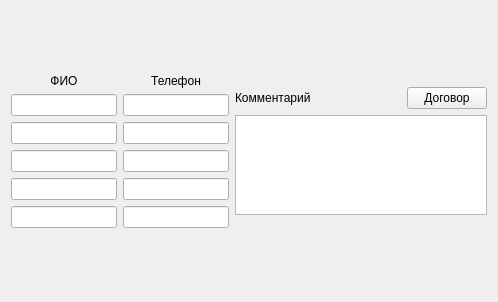
Arox/makler, file src/corewidget/clientheaderalternativewidget.ui: the form before one commit.
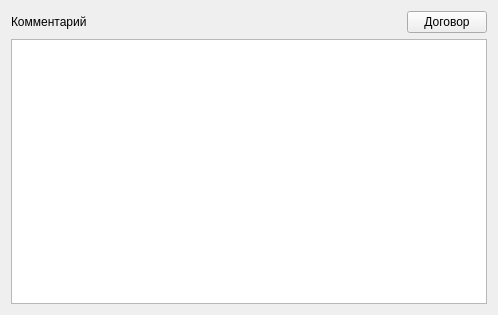
The form after the commit.

```diff
--- a/src/corewidget/clientheaderalternativewidget.ui
+++ b/src/corewidget/clientheaderalternativewidget.ui
@@ -7,11 +7,11 @@
     <x>0</x>
     <y>0</y>
     <width>498</width>
-    <height>302</height>
+    <height>315</height>
    </rect>
   </property>
   <property name="sizePolicy">
-   <sizepolicy hsizetype="Preferred" vsizetype="Fixed">
+   <sizepolicy hsizetype="Preferred" vsizetype="Preferred">
     <horstretch>0</horstretch>
     <verstretch>0</verstretch>
    </sizepolicy>
@@ -19,7 +19,7 @@
   <property name="maximumSize">
    <size>
     <width>16777215</width>
-    <height>315</height>
+    <height>16777215</height>
    </size>
   </property>
   <property name="windowTitle">
@@ -28,149 +28,9 @@
   <layout class="QVBoxLayout" name="verticalLayout_5">
    <item>
     <layout class="QHBoxLayout" name="horizontalLayout_7">
-     <item>
-      <layout class="QHBoxLayout" name="horizontalLayout_6">
-       <item>
-        <layout class="QVBoxLayout" name="verticalLayout_3">
-         <item>
-          <widget class="QLabel" name="label_5">
-           <property name="text">
-            <string>ФИО</string>
-           </property>
-           <property name="alignment">
-            <set>Qt::AlignCenter</set>
-           </property>
-          </widget>
-         </item>
-         <item>
-          <widget class="QLineEdit" name="mpFIO">
-           <property name="maximumSize">
-            <size>
-             <width>240</width>
-             <height>16777215</height>
-            </size>
-           </property>
-          </widget>
-         </item>
-         <item>
-          <widget class="QLineEdit" name="mpFIO2">
-           <property name="maximumSize">
-            <size>
-             <width>240</width>
-             <height>16777215</height>
-            </size>
-           </property>
-          </widget>
-         </item>
-         <item>
-          <widget class="QLineEdit" name="mpFIO3">
-           <property name="maximumSize">
-            <size>
-             <width>240</width>
-             <height>16777215</height>
-            </size>
-           </property>
-          </widget>
-         </item>
-         <item>
-          <widget class="QLineEdit" name="mpFIO4">
-           <property name="maximumSize">
-            <size>
-             <width>240</width>
-             <height>16777215</height>
-            </size>
-           </property>
-          </widget>
-         </item>
-         <item>
-          <widget class="QLineEdit" name="mpFIO5">
-           <property name="maximumSize">
-            <size>
-             <width>240</width>
-             <height>16777215</height>
-            </size>
-           </property>
-          </widget>
-         </item>
-        </layout>
-       </item>
-       <item>
-        <layout class="QVBoxLayout" name="verticalLayout_4">
-         <item>
-          <widget class="QLabel" name="label_6">
-           <property name="maximumSize">
-            <size>
-             <width>150</width>
-             <height>16777215</height>
-            </size>
-           </property>
-           <property name="text">
-            <string>Телефон</string>
-           </property>
-           <property name="alignment">
-            <set>Qt::AlignCenter</set>
-           </property>
-          </widget>
-         </item>
-         <item>
-          <widget class="QLineEdit" name="mpPhone">
-           <property name="maximumSize">
-            <size>
-             <width>150</width>
-             <height>16777215</height>
-            </size>
-           </property>
-          </widget>
-         </item>
-         <item>
-          <widget class="QLineEdit" name="mpPhone2">
-           <property name="maximumSize">
-            <size>
-             <width>150</width>
-             <height>16777215</height>
-            </size>
-           </property>
-          </widget>
-         </item>
-         <item>
-          <widget class="QLineEdit" name="mpPhone3">
-           <property name="maximumSize">
-            <size>
-             <width>150</width>
-             <height>16777215</height>
-            </size>
-           </property>
-          </widget>
-         </item>
-         <item>
-          <widget class="QLineEdit" name="mpPhone4">
-           <property name="maximumSize">
-            <size>
-             <width>150</width>
-             <height>16777215</height>
-            </size>
-           </property>
-          </widget>
-         </item>
-         <item>
-          <widget class="QLineEdit" name="mpPhone5">
-           <property name="maximumSize">
-            <size>
-             <width>150</width>
-             <height>16777215</height>
-            </size>
-           </property>
-          </widget>
-         </item>
-        </layout>
-       </item>
-      </layout>
-     </item>
      <item>
       <layout class="QVBoxLayout" name="verticalLayout">
        <item>
-        <layout class="QVBoxLayout" name="verticalLayout_2">
-         <item>
           <layout class="QHBoxLayout" name="horizontalLayout_4">
            <item>
             <widget class="QLabel" name="label_4">
@@ -206,7 +66,7 @@
            <property name="maximumSize">
             <size>
              <width>16777215</width>
-             <height>100</height>
+           <height>16777215</height>
             </size>
            </property>
            <property name="font">
@@ -215,8 +75,6 @@
             </font>
            </property>
           </widget>
-         </item>
-        </layout>
        </item>
       </layout>
      </item>
```
Lines whose indentation alone changed are shown as unchanged.
